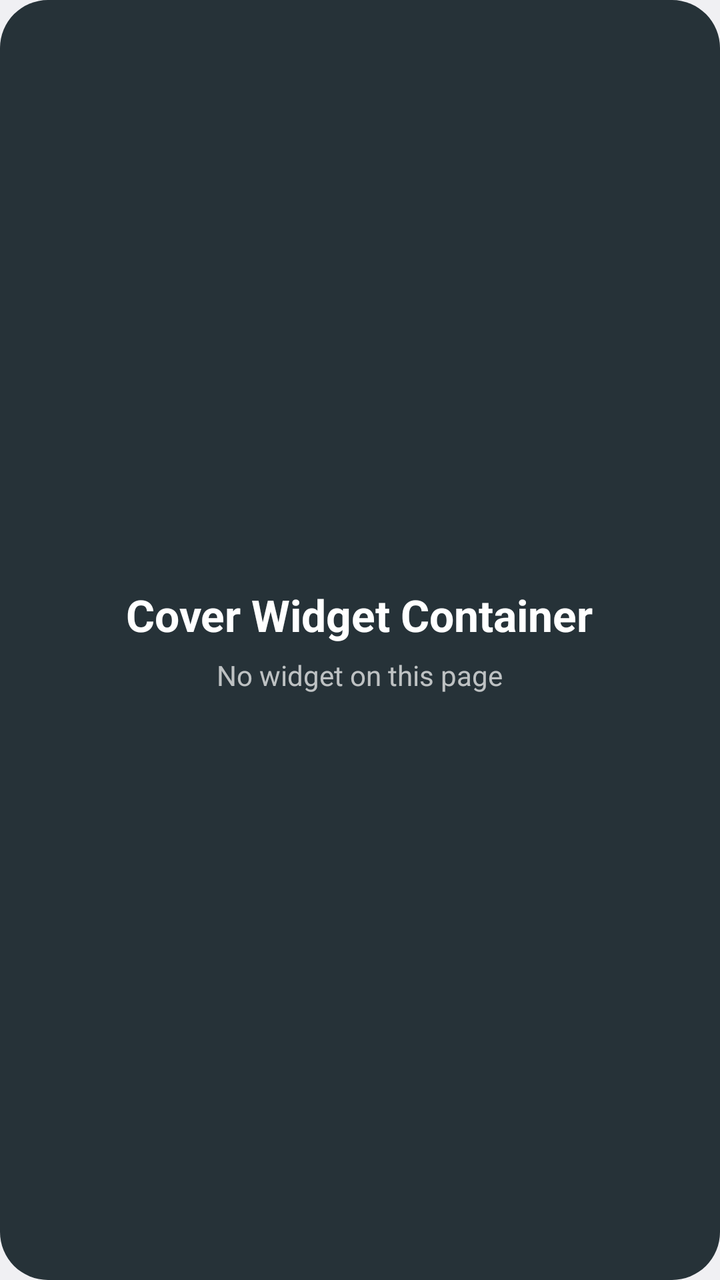
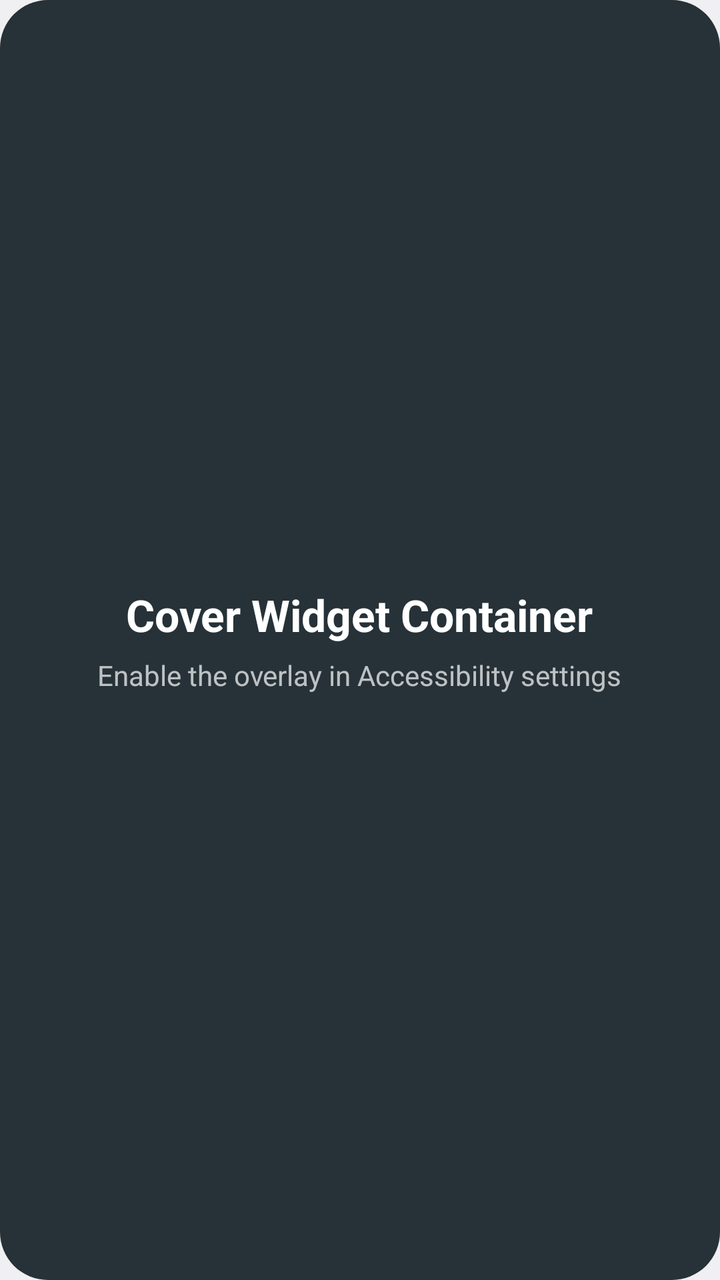

An Android layout rendered at two revisions. The XML below is the earlier revision; the diff shows what the commit changed to produce the second picture.
<!-- AndroidManifest.xml: application theme Theme.CoverWidgetContainer -->
<!-- res/layout/widget_container.xml -->
<?xml version="1.0" encoding="utf-8"?>
<FrameLayout xmlns:android="http://schemas.android.com/apk/res/android"
    android:id="@+id/widget_root"
    android:layout_width="match_parent"
    android:layout_height="match_parent">

    <LinearLayout
        android:id="@+id/widget_placeholder"
        android:layout_width="match_parent"
        android:layout_height="match_parent"
        android:background="@drawable/widget_background"
        android:gravity="center"
        android:orientation="vertical"
        android:padding="16dp">

        <TextView
            android:id="@+id/widget_title"
            android:layout_width="wrap_content"
            android:layout_height="wrap_content"
            android:text="@string/app_name"
            android:textColor="#FFFFFF"
            android:textSize="22sp"
            android:textStyle="bold" />

        <TextView
            android:id="@+id/widget_subtitle"
            android:layout_width="wrap_content"
            android:layout_height="wrap_content"
            android:layout_marginTop="6dp"
            android:text="@string/widget_empty"
            android:textColor="#B3FFFFFF"
            android:textSize="14sp" />
    </LinearLayout>

    <ImageView
        android:id="@+id/widget_image"
        android:layout_width="match_parent"
        android:layout_height="match_parent"
        android:contentDescription="@null"
        android:scaleType="fitXY"
        android:visibility="gone" />

    <LinearLayout
        android:id="@+id/widget_grid"
        android:layout_width="match_parent"
        android:layout_height="match_parent"
        android:orientation="vertical" />

    <LinearLayout
        android:id="@+id/widget_nav"
        android:layout_width="wrap_content"
        android:layout_height="wrap_content"
        android:layout_gravity="bottom|center_horizontal"
        android:layout_marginBottom="8dp"
        android:background="#99000000"
        android:gravity="center_vertical"
        android:orientation="horizontal"
        android:visibility="gone">

        <TextView
            android:id="@+id/widget_prev"
            android:layout_width="wrap_content"
            android:layout_height="wrap_content"
            android:contentDescription="@string/widget_prev_page"
            android:paddingHorizontal="20dp"
            android:paddingVertical="6dp"
            android:text="‹"
            android:textColor="#FFFFFF"
            android:textSize="24sp" />

        <TextView
            android:id="@+id/widget_page_label"
            android:layout_width="wrap_content"
            android:layout_height="wrap_content"
            android:textColor="#FFFFFF"
            android:textSize="14sp" />

        <TextView
            android:id="@+id/widget_next"
            android:layout_width="wrap_content"
            android:layout_height="wrap_content"
            android:contentDescription="@string/widget_next_page"
            android:paddingHorizontal="20dp"
            android:paddingVertical="6dp"
            android:text="›"
            android:textColor="#FFFFFF"
            android:textSize="24sp" />
    </LinearLayout>
</FrameLayout>
<!-- resources referenced by this layout -->
<resources>
  <!-- drawable widget_background (drawable) -->
  <?xml version="1.0" encoding="utf-8"?>
  <shape xmlns:android="http://schemas.android.com/apk/res/android"
      android:shape="rectangle">
      <solid android:color="#FF263238" />
      <corners android:radius="24dp" />
  </shape>
  <string name="app_name">Cover Widget Container</string>
  <string name="widget_empty">No widget on this page</string>
  <string name="widget_next_page">Next page</string>
  <string name="widget_prev_page">Previous page</string>
  <style name="Theme.CoverWidgetContainer" parent="android:Theme.DeviceDefault.DayNight">
          <item name="android:windowActionBar">false</item>
          <item name="android:windowNoTitle">true</item>
      </style>
</resources>

<!-- the commit's change to res/layout/widget_container.xml (unified diff, before → after) -->
@@ -27,63 +27,9 @@
             android:layout_width="wrap_content"
             android:layout_height="wrap_content"
             android:layout_marginTop="6dp"
-            android:text="@string/widget_empty"
+            android:gravity="center"
+            android:text="@string/widget_needs_service"
             android:textColor="#B3FFFFFF"
             android:textSize="14sp" />
     </LinearLayout>
-
-    <ImageView
-        android:id="@+id/widget_image"
-        android:layout_width="match_parent"
-        android:layout_height="match_parent"
-        android:contentDescription="@null"
-        android:scaleType="fitXY"
-        android:visibility="gone" />
-
-    <LinearLayout
-        android:id="@+id/widget_grid"
-        android:layout_width="match_parent"
-        android:layout_height="match_parent"
-        android:orientation="vertical" />
-
-    <LinearLayout
-        android:id="@+id/widget_nav"
-        android:layout_width="wrap_content"
-        android:layout_height="wrap_content"
-        android:layout_gravity="bottom|center_horizontal"
-        android:layout_marginBottom="8dp"
-        android:background="#99000000"
-        android:gravity="center_vertical"
-        android:orientation="horizontal"
-        android:visibility="gone">
-
-        <TextView
-            android:id="@+id/widget_prev"
-            android:layout_width="wrap_content"
-            android:layout_height="wrap_content"
-            android:contentDescription="@string/widget_prev_page"
-            android:paddingHorizontal="20dp"
-            android:paddingVertical="6dp"
-            android:text="‹"
-            android:textColor="#FFFFFF"
-            android:textSize="24sp" />
-
-        <TextView
-            android:id="@+id/widget_page_label"
-            android:layout_width="wrap_content"
-            android:layout_height="wrap_content"
-            android:textColor="#FFFFFF"
-            android:textSize="14sp" />
-
-        <TextView
-            android:id="@+id/widget_next"
-            android:layout_width="wrap_content"
-            android:layout_height="wrap_content"
-            android:contentDescription="@string/widget_next_page"
-            android:paddingHorizontal="20dp"
-            android:paddingVertical="6dp"
-            android:text="›"
-            android:textColor="#FFFFFF"
-            android:textSize="24sp" />
-    </LinearLayout>
 </FrameLayout>
<!-- resource entries referenced after the edit -->
@@ -8,9 +8,7 @@
       <corners android:radius="24dp" />
   </shape>
   <string name="app_name">Cover Widget Container</string>
-  <string name="widget_empty">No widget on this page</string>
-  <string name="widget_next_page">Next page</string>
-  <string name="widget_prev_page">Previous page</string>
+  <string name="widget_needs_service">Enable the overlay in Accessibility settings</string>
   <style name="Theme.CoverWidgetContainer" parent="android:Theme.DeviceDefault.DayNight">
           <item name="android:windowActionBar">false</item>
           <item name="android:windowNoTitle">true</item>
